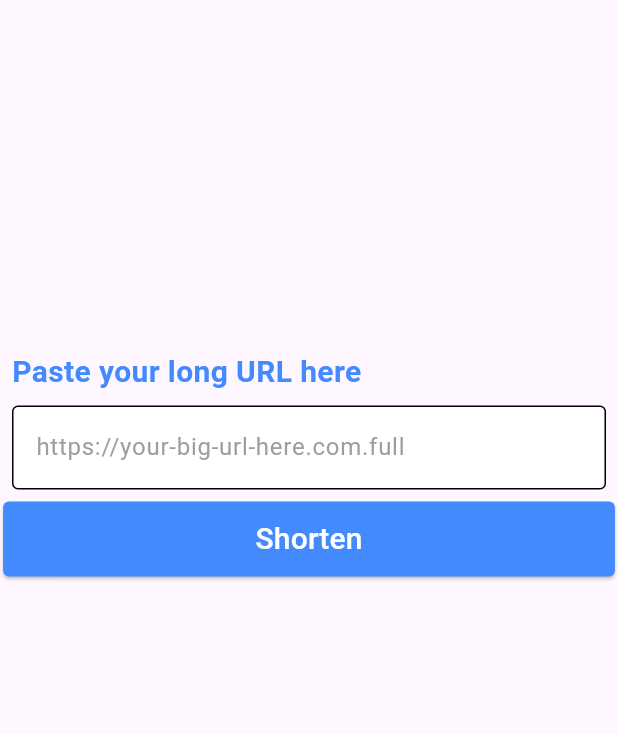
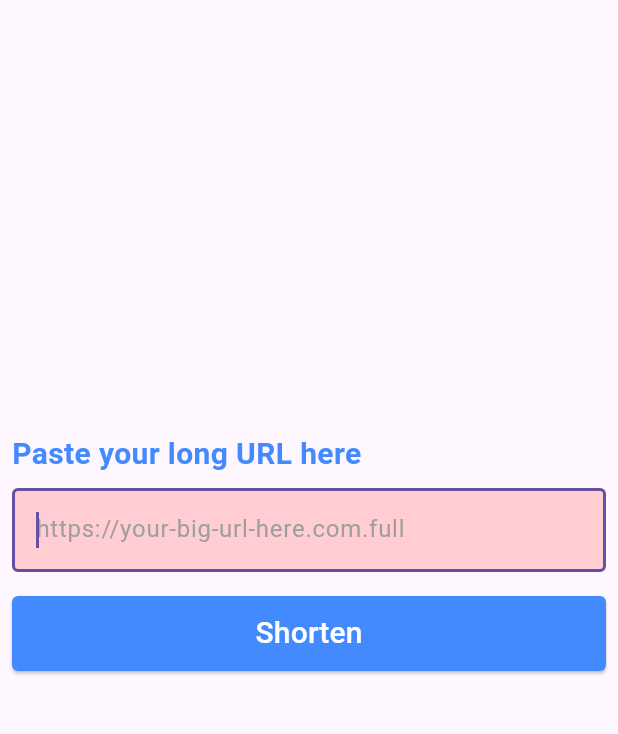
Before and after one commit to andresilvase/cutlink, a Flutter app: the Shorten screen opened by its route, after a tap on "Shorten", on a phone screen of 412 x 824 dp, the part 146-880 px from its top. Run offline on Flutter 3.47's test engine with Material 3 defaults, Android fonts, the phone set to English and light mode, and no system bars; our stand-ins replace dio, flutter_dotenv, get.

Commit message:
finishing functioning parts

```diff
--- a/app/lib/core/init_dependencies.dart
+++ b/app/lib/core/init_dependencies.dart
@@ -1,5 +1,5 @@
-import 'package:app/features/shorten/controller/shorten_bindings.dart';
-import 'package:app/core/model/binding.dart';
+import 'package:cutlink/features/shorten/controller/shorten_bindings.dart';
+import 'package:cutlink/core/model/binding.dart';
 
 List<Binding> bindings = [
   ShortenBindings(),
--- a/app/lib/core/model/shortened_url.dart
+++ b/app/lib/core/model/shortened_url.dart
@@ -1,10 +1,12 @@
 class ShortenedURL {
+  String? error;
   Data? data;
 
-  ShortenedURL({this.data});
+  ShortenedURL({this.data, this.error});
 
   ShortenedURL.fromJson(Map<String, dynamic> json) {
     data = json['data'] != null ? Data.fromJson(json['data']) : null;
+    error = json['error'];
   }
 
   Map<String, dynamic> toJson() {
@@ -12,6 +14,7 @@ class ShortenedURL {
     if (this.data != null) {
       data['data'] = this.data!.toJson();
     }
+    data['error'] = error;
     return data;
   }
 }
--- a/app/lib/core/routes/router.dart
+++ b/app/lib/core/routes/router.dart
@@ -1,5 +1,5 @@
-import 'package:app/core/routes/routes.dart';
-import 'package:app/features/shorten/views/shorten.dart';
+import 'package:cutlink/features/shorten/views/shorten.dart';
+import 'package:cutlink/core/routes/routes.dart';
 import 'package:flutter/material.dart';
 
 class AppRouter {
--- a/app/lib/core/service/service.dart
+++ b/app/lib/core/service/service.dart
@@ -1,5 +1,5 @@
 import 'package:flutter_dotenv/flutter_dotenv.dart';
-import 'package:app/core/model/full_url.dart';
+import 'package:cutlink/core/model/full_url.dart';
 import 'package:dio/dio.dart';
 
 class CutlinkService {
@@ -8,10 +8,16 @@ class CutlinkService {
 
     if (apiUrl == null) return (false, null);
 
-    Dio dio = Dio();
-    Uri uri = Uri.parse("$apiUrl/cut");
+    Dio dio = Dio(
+      BaseOptions(
+        baseUrl: apiUrl,
+        validateStatus: (status) {
+          return status! < 500;
+        },
+      ),
+    );
 
-    final response = await dio.postUri(uri, data: fullURL.toJson());
+    final response = await dio.post("/cut", data: fullURL.toJson());
 
     return (true, response.data);
   }
--- a/app/lib/features/shorten/controller/shorten_bindings.dart
+++ b/app/lib/features/shorten/controller/shorten_bindings.dart
@@ -1,5 +1,5 @@
-import 'package:app/core/model/binding.dart';
-import 'package:app/features/shorten/controller/shorten_controller.dart';
+import 'package:cutlink/features/shorten/controller/shorten_controller.dart';
+import 'package:cutlink/core/model/binding.dart';
 import 'package:get/get.dart';
 
 class ShortenBindings extends Binding {
--- a/app/lib/features/shorten/controller/shorten_controller.dart
+++ b/app/lib/features/shorten/controller/shorten_controller.dart
@@ -1,6 +1,6 @@
-import 'package:app/core/service/service.dart';
-import 'package:app/core/model/shortened_url.dart';
-import 'package:app/core/model/full_url.dart';
+import 'package:cutlink/core/model/shortened_url.dart';
+import 'package:cutlink/core/service/service.dart';
+import 'package:cutlink/core/model/full_url.dart';
 import 'package:get/get.dart';
 
 class ShortenController {
@@ -10,8 +10,15 @@ class ShortenController {
   final RxBool _hasError = false.obs;
 
   String? get shortenedURL => _shortenedURL.value.data?.shortenedUrl;
+  String? get errr => _shortenedURL.value.error;
   bool get hasError => _hasError.value;
   bool get loading => _loading.value;
+
+  void reset() {
+    _shortenedURL.value = ShortenedURL();
+    resetLoding();
+    resetError();
+  }
 
   void resetLoding() => _loading(false);
   void setLoding() => _loading(true);
@@ -38,6 +45,9 @@ class ShortenController {
 
       if (response.$1) {
         _shortenedURL.value = ShortenedURL.fromJson(response.$2);
+        if (_shortenedURL.value.error != null) {
+          setError();
+        }
       }
     }
   }
--- a/app/lib/features/shorten/views/shorten.dart
+++ b/app/lib/features/shorten/views/shorten.dart
@@ -1,5 +1,5 @@
-import 'package:app/features/shorten/controller/shorten_controller.dart';
-import 'package:app/core/widgets/blur.dart';
+import 'package:cutlink/features/shorten/controller/shorten_controller.dart';
+import 'package:cutlink/core/widgets/blur.dart';
 import 'package:flutter/material.dart';
 import 'package:flutter/services.dart';
 import 'package:get/get.dart';
@@ -35,8 +35,10 @@ class _ShortenState extends State<Shorten> {
         colorText: Colors.white,
       );
     } else {
+      if (controller.shortenedURL != null) {
+        _controller.text = controller.shortenedURL!;
         title = "Here is your shortened URL";
-      _controller.text = controller.shortenedURL!;
+      }
     }
   }
 
@@ -58,7 +60,7 @@ class _ShortenState extends State<Shorten> {
       appBar: AppBar(
         backgroundColor: Colors.blueAccent,
         title: const Text(
-          "CutLink",
+          "ShortCut Link",
           style: TextStyle(
             fontWeight: FontWeight.w700,
             color: Colors.white,
@@ -69,14 +71,14 @@ class _ShortenState extends State<Shorten> {
         () => Visibility(
           visible: !controller.loading,
           replacement: const Blur(),
-          child: Column(
-            crossAxisAlignment: CrossAxisAlignment.start,
+          child: ListView(
             children: [
-              SizedBox(height: Get.height / 3),
-              _title(controller.shortenedURL != null),
+              SizedBox(height: Get.height / 2.5),
+              _title(),
               _textField(),
               _shortenButton(),
-              _copyButton(controller.shortenedURL != null),
+              _copyButton(),
+              _resetButton(),
             ],
           ),
         ),
@@ -84,7 +86,7 @@ class _ShortenState extends State<Shorten> {
     );
   }
 
-  Widget _title(bool shortened) {
+  Widget _title() {
     return Padding(
       padding: const EdgeInsets.only(left: 8.0),
       child: Text(
@@ -99,21 +101,43 @@ class _ShortenState extends State<Shorten> {
     );
   }
 
+  Color? fillColor() {
+    return controller.loading || controller.shortenedURL != null
+        ? Colors.grey[200]
+        : controller.hasError
+            ? Colors.red[100]
+            : null;
+  }
+
   Widget _textField() {
     return Container(
       padding: const EdgeInsets.all(8.0),
+      child: KeyboardListener(
+        focusNode: FocusNode(),
+        onKeyEvent: (event) {
+          if (event.logicalKey == LogicalKeyboardKey.enter) {
+            _shorten();
+          }
+        },
         child: TextFormField(
+          autofocus: true,
           controller: _controller,
           readOnly: controller.loading || controller.shortenedURL != null,
+          textInputAction: TextInputAction.send,
           decoration: InputDecoration(
+            errorText: controller.hasError ? controller.errr : null,
+            errorStyle: const TextStyle(color: Colors.red),
             enabledBorder: const OutlineInputBorder(),
             disabledBorder: const OutlineInputBorder(),
-          errorBorder: const OutlineInputBorder(),
+            errorBorder: const OutlineInputBorder(
+              borderSide: BorderSide(color: Colors.red),
+            ),
             border: const OutlineInputBorder(),
             hintText: "https://your-big-url-here.com.full",
             hintStyle: const TextStyle(color: Colors.grey),
-          fillColor: controller.loading || controller.shortenedURL != null ? Colors.grey[200] : Colors.white,
+            fillColor: fillColor(),
             filled: true,
+          ),
         ),
       ),
     );
@@ -123,7 +147,9 @@ class _ShortenState extends State<Shorten> {
     return Obx(
       () => Visibility(
         visible: controller.shortenedURL == null,
-        child: Center(
+        child: Container(
+          padding: const EdgeInsets.all(8.0),
+          alignment: Alignment.center,
           child: ElevatedButton(
             onPressed: _shorten,
             style: ButtonStyle(
@@ -136,7 +162,7 @@ class _ShortenState extends State<Shorten> {
                 ),
               ),
               minimumSize: WidgetStateProperty.all(
-                Size(Get.width / 1.01, 50),
+                Size(Get.width, 50),
               ),
             ),
             child: const Text("Shorten", style: TextStyle(color: Colors.white, fontSize: 20)),
@@ -146,13 +172,16 @@ class _ShortenState extends State<Shorten> {
     );
   }
 
-  Widget _copyButton(bool show) {
+  Widget _copyButton() {
     return Obx(
       () => Visibility(
         visible: controller.shortenedURL != null,
-        child: Visibility(
-          visible: show,
-          child: Center(
+        child: Container(
+          padding: const EdgeInsets.symmetric(
+            horizontal: 8.0,
+            vertical: 4.0,
+          ),
+          alignment: Alignment.center,
           child: ElevatedButton.icon(
             icon: const Icon(Icons.copy, color: Colors.black),
             onPressed: _copy,
@@ -166,13 +195,49 @@ class _ShortenState extends State<Shorten> {
                 ),
               ),
               minimumSize: WidgetStateProperty.all(
-                  Size(Get.width / 1.01, 50),
+                Size(Get.width, 50),
               ),
             ),
             label: const Text("Copy", style: TextStyle(color: Colors.black)),
           ),
         ),
       ),
+    );
+  }
+
+  Widget _resetButton() {
+    return Obx(
+      () => Visibility(
+        visible: controller.shortenedURL != null,
+        child: Container(
+          padding: const EdgeInsets.symmetric(
+            horizontal: 8.0,
+            vertical: 4.0,
+          ),
+          alignment: Alignment.center,
+          child: ElevatedButton.icon(
+            icon: const Icon(Icons.refresh, color: Colors.white),
+            onPressed: () {
+              controller.reset();
+              _controller.text = "";
+              title = "Paste your long URL here";
+            },
+            style: ButtonStyle(
+              backgroundColor: WidgetStateProperty.all(
+                Colors.redAccent,
+              ),
+              shape: WidgetStateProperty.all(
+                RoundedRectangleBorder(
+                  borderRadius: BorderRadius.circular(4),
+                ),
+              ),
+              minimumSize: WidgetStateProperty.all(
+                Size(Get.width, 50),
+              ),
+            ),
+            label: const Text("Shorten another URL", style: TextStyle(color: Colors.white)),
+          ),
+        ),
       ),
     );
   }
--- a/app/lib/main.dart
+++ b/app/lib/main.dart
@@ -1,7 +1,7 @@
-import 'package:app/core/init_dependencies.dart';
+import 'package:cutlink/core/init_dependencies.dart';
 import 'package:flutter_dotenv/flutter_dotenv.dart';
-import 'package:app/core/routes/router.dart';
-import 'package:app/core/routes/routes.dart';
+import 'package:cutlink/core/routes/router.dart';
+import 'package:cutlink/core/routes/routes.dart';
 import 'package:flutter/material.dart';
 import 'package:get/get.dart';
 
--- a/app/pubspec.yaml
+++ b/app/pubspec.yaml
@@ -1,5 +1,5 @@
-name: app
-description: "A new Flutter project."
+name: cutlink
+description: "Shorten your URLs with our fast, reliable, and free tool. Customize links and track clicks effortlessly."
 # The following line prevents the package from being accidentally published to
 # pub.dev using `flutter pub publish`. This is preferred for private packages.
 publish_to: "none" # Remove this line if you wish to publish to pub.dev
```
Also changed, not shown: 11 other files. Lines whose indentation alone changed are shown as unchanged.
